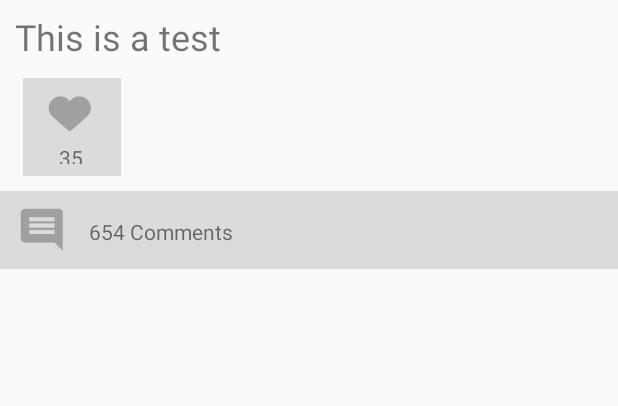
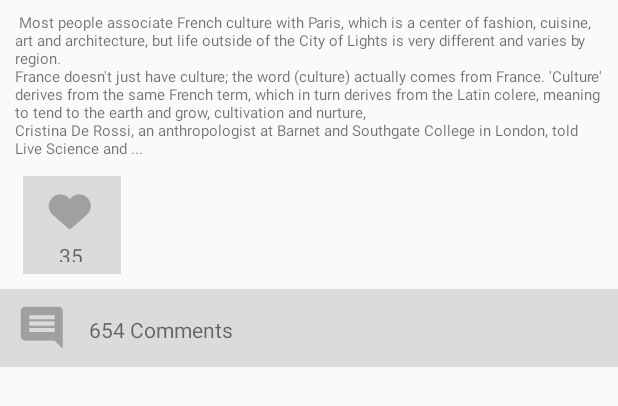
Before and after one commit to kamisaberi/narij-social-network-frontend-android, an Android app: the layout recycler_timeline_text_item.xml on its own in the app's theme, with its tools: preview values and no code run, on a phone screen of 412 x 824 dp. Shown: the top 406 px of the screen. Run offline under Robolectric (Android 15) with nearby library versions, the phone set to English and light mode, and no system bars; Roboto replaces fonts that are not available here.

Commit message:
initial commit

```diff
--- a/app/src/main/res/layout/recycler_timeline_text_item.xml
+++ b/app/src/main/res/layout/recycler_timeline_text_item.xml
@@ -16,8 +16,8 @@
             android:layout_height="wrap_content"
             android:layout_marginLeft="10dp"
             android:layout_marginRight="10dp"
-            android:text="This is a test"
-            android:textSize="24sp" />
+            android:text=" Most people associate French culture with Paris, which is a center of fashion, cuisine, art and architecture, but life outside of the City of Lights is very different and varies by region.\nFrance doesn't just have culture; the word (culture) actually comes from France. 'Culture' derives from the same French term, which in turn derives from the Latin colere, meaning to tend to the earth and grow, cultivation and nurture,\nCristina De Rossi, an anthropologist at Barnet and Southgate College in London, told Live Science and ..."
+            android:textSize="10sp" />
 
         <LinearLayout
             android:id="@+id/ln1"
@@ -79,8 +79,6 @@
 
         </LinearLayout>
 
-
     </RelativeLayout>
 
-
 </LinearLayout>
```
